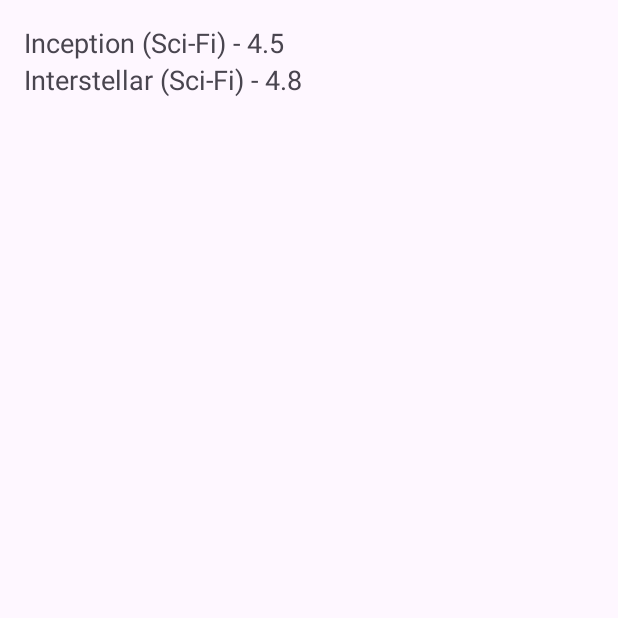
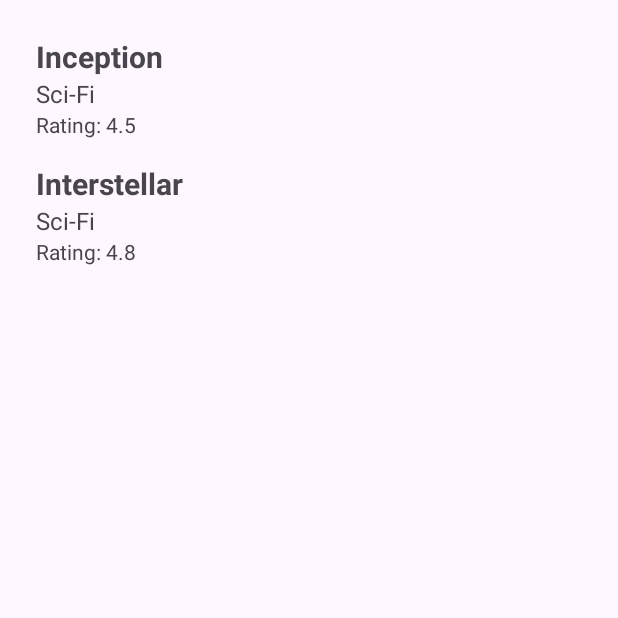
Before and after one commit to MarinaMihaela/AndroidApp, an Android app: the MovieRecommendationFragment screen opened through its navigation route, on a phone screen of 412 x 824 dp, the top half of it. Run offline under Robolectric (Android 15) with nearby library versions, the phone set to English and light mode, and no system bars; our stand-ins replace Firebase (no records; nobody signed in at launch, a user with empty details on screens opened directly), Room's generated code.

Commit message:
store data into local database and show data in recyclerView

```diff
--- /dev/null
+++ b/Proiect/app/src/main/java/com/example/proiect/MovieAdapter.kt
@@ -0,0 +1,40 @@
+package com.example.proiect.adapter
+
+import android.view.LayoutInflater
+import android.view.View
+import android.view.ViewGroup
+import android.widget.TextView
+import androidx.recyclerview.widget.RecyclerView
+import com.example.proiect.data.model.Film
+import com.example.proiect.R
+
+class MovieAdapter(private var movies: List<Film>) :
+    RecyclerView.Adapter<MovieAdapter.MovieViewHolder>() {
+
+    class MovieViewHolder(view: View) : RecyclerView.ViewHolder(view) {
+        val title: TextView = view.findViewById(R.id.movieTitle)
+        val genre: TextView = view.findViewById(R.id.movieGenre)
+        val rating: TextView = view.findViewById(R.id.movieRating)
+    }
+
+    override fun onCreateViewHolder(parent: ViewGroup, viewType: Int): MovieViewHolder {
+        val view = LayoutInflater.from(parent.context)
+            .inflate(R.layout.item_movie, parent, false)
+        return MovieViewHolder(view)
+    }
+
+    override fun onBindViewHolder(holder: MovieViewHolder, position: Int) {
+        val movie = movies[position]
+        holder.title.text = movie.nume
+        holder.genre.text = movie.gen
+        val ratingValue = movie.rating?.toString() ?: "N/A"
+        holder.rating.text = holder.rating.context.getString(R.string.rating_text, ratingValue)
+    }
+
+    override fun getItemCount() = movies.size
+
+    fun setMovies(newMovies: List<Film>) {
+        this.movies = newMovies
+        notifyDataSetChanged()
+    }
+}
--- a/Proiect/app/src/main/java/com/example/proiect/MovieRecommendationFragment.kt
+++ b/Proiect/app/src/main/java/com/example/proiect/MovieRecommendationFragment.kt
@@ -4,18 +4,21 @@ import android.os.Bundle
 import android.view.LayoutInflater
 import android.view.View
 import android.view.ViewGroup
-import android.widget.LinearLayout
-import android.widget.TextView
 import androidx.fragment.app.Fragment
 import androidx.lifecycle.lifecycleScope
+import androidx.recyclerview.widget.LinearLayoutManager
+import androidx.recyclerview.widget.RecyclerView
 import com.example.proiect.data.db.AppDatabase
 import com.example.proiect.data.model.Film
+import com.example.proiect.adapter.MovieAdapter
 import kotlinx.coroutines.Dispatchers
 import kotlinx.coroutines.flow.first
 import kotlinx.coroutines.launch
 import kotlinx.coroutines.withContext
 
 class MovieRecommendationFragment : Fragment() {
+
+    private lateinit var adapter: MovieAdapter
 
     override fun onCreateView(
         inflater: LayoutInflater, container: ViewGroup?,
@@ -27,12 +30,20 @@ class MovieRecommendationFragment : Fragment() {
     override fun onViewCreated(view: View, savedInstanceState: Bundle?) {
         super.onViewCreated(view, savedInstanceState)
 
+        val recyclerView = view.findViewById<RecyclerView>(R.id.recyclerViewMovies)
+        adapter = MovieAdapter(listOf())
+        recyclerView.layoutManager = LinearLayoutManager(requireContext())
+        recyclerView.adapter = adapter
+
         val db = AppDatabase.getDatabase(requireContext())
         val filmDao = db.filmDao()
-        val container = view.findViewById<LinearLayout>(R.id.movieListContainer)
 
         lifecycleScope.launch {
-            val sampleFilms = listOf(
+            withContext(Dispatchers.IO) {
+                val films = filmDao.getAll().first()
+                if (films.isEmpty()) {
+                    filmDao.insertAll(
+                        listOf(
                             Film(
                                 id = 1,
                                 nume = "Inception",
@@ -56,26 +67,14 @@ class MovieRecommendationFragment : Fragment() {
                                 rating = 4.8f
                             )
                         )
+                    )
 
-            withContext(Dispatchers.IO) {
-                val filmsInDb = filmDao.getAll().first()
-
-                if (filmsInDb.isEmpty()) {
-                    filmDao.insertAll(sampleFilms)
                 }
-
                 val allFilms = filmDao.getAll().first()
-
                 withContext(Dispatchers.Main) {
-                    allFilms.forEach { film ->
-                        val tv = TextView(requireContext())
-                        tv.text = "${film.nume} (${film.gen}) - ${film.rating ?: "-"}"
-                        tv.textSize = 18f
-                        container.addView(tv)
+                    adapter.setMovies(allFilms)
                 }
             }
         }
-
     }
 }
-}
--- a/Proiect/app/src/main/java/com/example/proiect/data/dao/FilmDao.kt
+++ b/Proiect/app/src/main/java/com/example/proiect/data/dao/FilmDao.kt
@@ -11,7 +11,7 @@ import kotlinx.coroutines.flow.Flow
 interface FilmDao {
 
     @Insert(onConflict = OnConflictStrategy.REPLACE)
-    fun insertAll(films: List<Film>): List<Long>
+    fun insertAll(films: List<Film>)
 
     @Query("SELECT * FROM film")
     fun getAll(): Flow<List<Film>>
--- a/Proiect/app/src/main/java/com/example/proiect/data/dao/RatedDao.kt
+++ b/Proiect/app/src/main/java/com/example/proiect/data/dao/RatedDao.kt
@@ -5,7 +5,6 @@ import androidx.room.Insert
 import androidx.room.OnConflictStrategy
 import androidx.room.Query
 import com.example.proiect.data.model.Rated
-import com.example.proiect.data.model.FilmRating
 import kotlinx.coroutines.flow.Flow
 
 @Dao
--- a/Proiect/app/src/main/java/com/example/proiect/data/dao/UserDao.kt
+++ b/Proiect/app/src/main/java/com/example/proiect/data/dao/UserDao.kt
@@ -16,7 +16,6 @@ interface UserDao {
     @Query("SELECT * FROM user WHERE id = :userId")
     fun getById(userId: String): Flow<User?>
 
-    @Query("SELECT * FROM User WHERE email = :email")
+    @Query("SELECT * FROM user WHERE email = :email")
     fun getByEmail(email: String): Flow<User?>
-
 }
--- a/Proiect/app/src/main/java/com/example/proiect/data/model/FilmRating.kt
+++ /dev/null
@@ -1,13 +0,0 @@
-package com.example.proiect.data.model
-
-data class FilmRating(
-    val id: Int,
-    val nume: String,
-    val descriere: String,
-    val durata: Int,
-    val gen: String,
-    val actori: String,
-    val regizori: String,
-    val poster: String,
-    val rating: Int
-)
--- a/Proiect/app/src/main/java/com/example/proiect/data/repo/FilmRepository.kt
+++ b/Proiect/app/src/main/java/com/example/proiect/data/repo/FilmRepository.kt
@@ -9,7 +9,7 @@ import kotlinx.coroutines.flow.flow
 
 class FilmRepository(private val dao: FilmDao) {
 
-    suspend fun insertAll(films: List<Film>): List<Long> = withContext(Dispatchers.IO) {
+    suspend fun insertAll(films: List<Film>): Unit = withContext(Dispatchers.IO) {
         dao.insertAll(films)
     }
 
--- a/Proiect/app/src/main/java/com/example/proiect/data/repo/RatedRepository.kt
+++ b/Proiect/app/src/main/java/com/example/proiect/data/repo/RatedRepository.kt
@@ -2,7 +2,6 @@ package com.example.proiect.data.repo
 
 import com.example.proiect.data.dao.RatedDao
 import com.example.proiect.data.model.Rated
-import com.example.proiect.data.model.FilmRating
 import kotlinx.coroutines.Dispatchers
 import kotlinx.coroutines.flow.Flow
 import kotlinx.coroutines.withContext
--- a/Proiect/app/src/main/res/layout/fragment_movie_recommendation.xml
+++ b/Proiect/app/src/main/res/layout/fragment_movie_recommendation.xml
@@ -1,21 +1,11 @@
 <?xml version="1.0" encoding="utf-8"?>
 <FrameLayout xmlns:android="http://schemas.android.com/apk/res/android"
-    xmlns:tools="http://schemas.android.com/tools"
     android:layout_width="match_parent"
-    android:layout_height="match_parent"
-    tools:context=".MovieRecommendationFragment">
+    android:layout_height="match_parent">
 
-    <ScrollView
+    <androidx.recyclerview.widget.RecyclerView
+        android:id="@+id/recyclerViewMovies"
         android:layout_width="match_parent"
-        android:layout_height="match_parent">
-
-        <LinearLayout
-            android:id="@+id/movieListContainer"
-            android:orientation="vertical"
-            android:layout_width="match_parent"
-            android:layout_height="wrap_content"
-            android:padding="16dp" />
-
-    </ScrollView>
-
+        android:layout_height="match_parent"
+        android:padding="16dp"/>
 </FrameLayout>
--- /dev/null
+++ b/Proiect/app/src/main/res/layout/item_movie.xml
@@ -0,0 +1,26 @@
+<?xml version="1.0" encoding="utf-8"?>
+<LinearLayout xmlns:android="http://schemas.android.com/apk/res/android"
+    android:orientation="vertical" android:padding="8dp"
+    android:layout_width="match_parent"
+    android:layout_height="wrap_content">
+
+    <TextView
+        android:id="@+id/movieTitle"
+        android:textSize="20sp"
+        android:textStyle="bold"
+        android:layout_width="wrap_content"
+        android:layout_height="wrap_content"/>
+
+    <TextView
+        android:id="@+id/movieGenre"
+        android:textSize="16sp"
+        android:layout_width="wrap_content"
+        android:layout_height="wrap_content"/>
+
+    <TextView
+        android:id="@+id/movieRating"
+        android:textSize="14sp"
+        android:layout_width="wrap_content"
+        android:layout_height="wrap_content"/>
+
+</LinearLayout>
--- a/Proiect/app/src/main/res/values/strings.xml
+++ b/Proiect/app/src/main/res/values/strings.xml
@@ -1,5 +1,5 @@
 <resources>
     <string name="app_name">Proiect</string>
-    <!-- TODO: Remove or change this placeholder text -->
     <string name="hello_blank_fragment">Hello blank fragment</string>
+    <string name="rating_text">Rating: %1$s</string>
 </resources>
```
Lines whose indentation alone changed are shown as unchanged.
